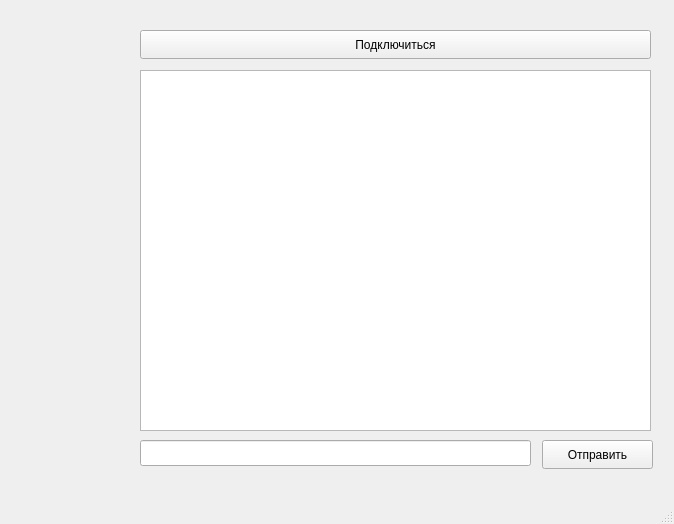
Keym0s/Client, file mainwindow.ui: the form before one commit.
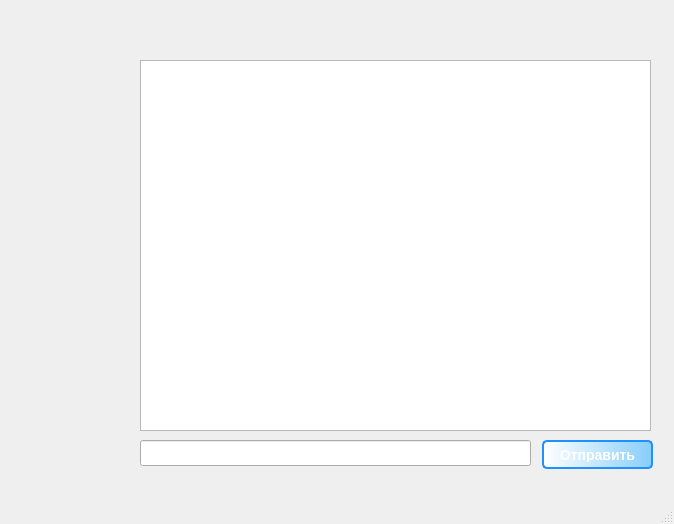
The form after the commit.

The edit to the form file:
```diff
--- a/mainwindow.ui
+++ b/mainwindow.ui
@@ -14,19 +14,6 @@
    <string>MainWindow</string>
   </property>
   <widget class="QWidget" name="centralwidget">
-   <widget class="QPushButton" name="pushButton">
-    <property name="geometry">
-     <rect>
-      <x>140</x>
-      <y>30</y>
-      <width>511</width>
-      <height>29</height>
-     </rect>
-    </property>
-    <property name="text">
-     <string>Подключиться</string>
-    </property>
-   </widget>
    <widget class="QLineEdit" name="lineEdit">
     <property name="geometry">
      <rect>
@@ -41,9 +28,9 @@
     <property name="geometry">
      <rect>
       <x>140</x>
-      <y>70</y>
+      <y>60</y>
       <width>511</width>
-      <height>361</height>
+      <height>371</height>
      </rect>
     </property>
    </widget>
@@ -56,6 +43,25 @@
       <height>29</height>
      </rect>
     </property>
+    <property name="styleSheet">
+     <string notr="true">QPushButton#pushButton_2 {
+    background-color: qlineargradient(spread:pad, x1:0, y1:0, x2:1, y2:0, stop:0 rgba(255, 255, 255, 255), stop:1 rgba(135, 206, 250, 255));
+    border-radius: 5px;
+    border: 2px solid #1E90FF;
+    color: white;
+    padding: 5px;
+    text-align: center;
+    font: bold 14px;
+}
+
+QPushButton#pushButton_2:hover {
+    background-color: qlineargradient(spread:pad, x1:0, y1:0, x2:1, y2:0, stop:0 rgba(135, 206, 250, 255), stop:1 rgba(30, 144, 255, 255));
+}
+
+QPushButton#pushButton_2:pressed {
+    background-color: qlineargradient(spread:pad, x1:0, y1:0, x2:1, y2:0, stop:0 rgba(30, 144, 255, 255), stop:1 rgba(0, 191, 255, 255));
+}</string>
+    </property>
     <property name="text">
      <string>Отправить</string>
     </property>
```
